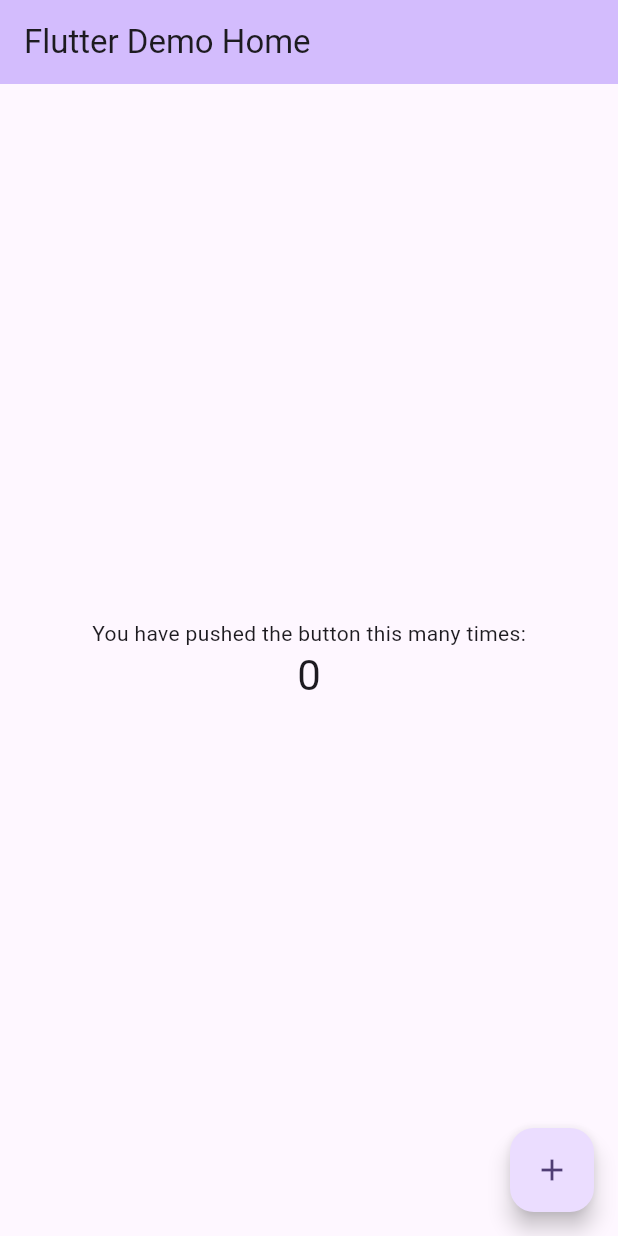
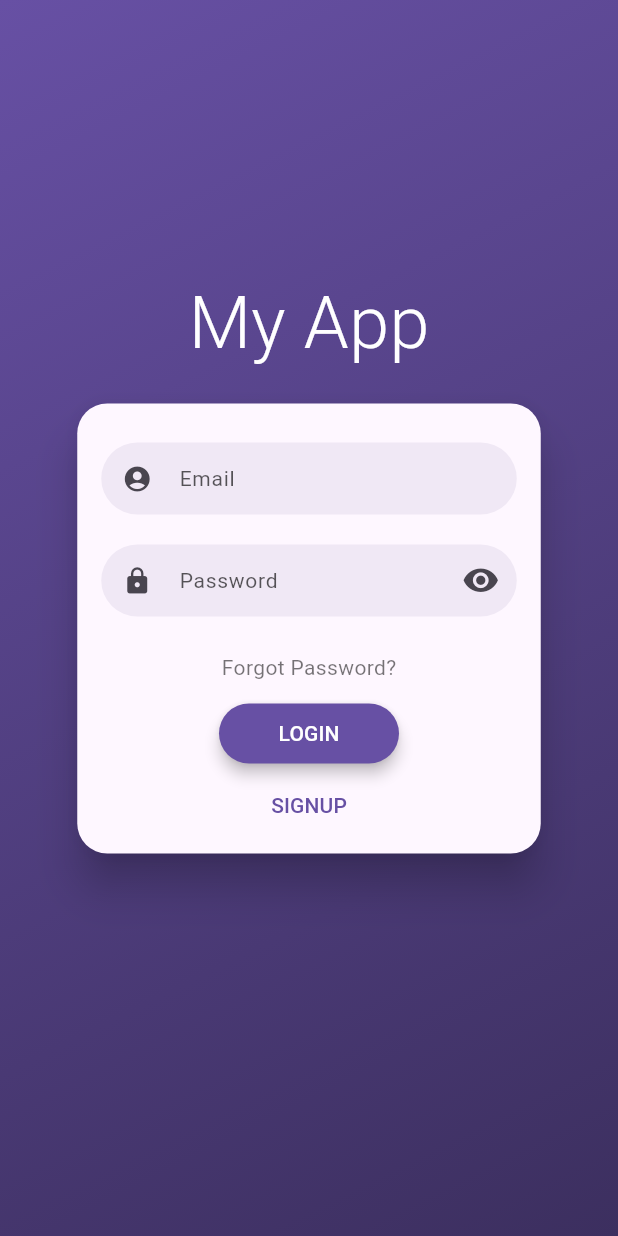
Before and after one commit to b-kami/devops_app, a Flutter app: the screen it shows after launch, on a phone screen of 412 x 824 dp. Run offline on Flutter 3.47's test engine with Material 3 defaults, Android fonts, the phone set to English and light mode, and no system bars; drawn by our look-alikes of flutter_login.

Commit message:
add login

```diff
--- /dev/null
+++ b/lib/login_screen.dart
@@ -0,0 +1,37 @@
+import 'package:flutter/material.dart';
+import 'package:flutter_login/flutter_login.dart';
+
+class LoginScreen extends StatelessWidget {
+  Duration get loginTime => Duration(milliseconds: 2250);
+
+  Future<String?> _authUser(LoginData data) {
+    // Your auth logic here
+    return Future.delayed(loginTime).then((_) {
+      if (data.name != 'user@example.com' || data.password != '12345') {
+        return 'Incorrect username or password';
+      }
+      return null;
+    });
+  }
+
+  Future<String?> _signupUser(SignupData data) {
+    return Future.delayed(loginTime).then((_) => null);
+  }
+
+  Future<String?> _recoverPassword(String name) {
+    return Future.delayed(loginTime).then((_) => null);
+  }
+
+  @override
+  Widget build(BuildContext context) {
+    return FlutterLogin(
+      title: 'My App',
+      onLogin: _authUser,
+      onSignup: _signupUser,
+      onRecoverPassword: _recoverPassword,
+      onSubmitAnimationCompleted: () {
+        Navigator.of(context).pushReplacementNamed('/home');
+      },
+    );
+  }
+}
--- a/lib/main.dart
+++ b/lib/main.dart
@@ -1,122 +1,22 @@
+import 'package:flutter_login/flutter_login.dart';
 import 'package:flutter/material.dart';
+import 'login_screen.dart';
+import 'home_page.dart';
 
 void main() {
-  runApp(const MyApp());
+  runApp(MyApp());
 }
 
 class MyApp extends StatelessWidget {
-  const MyApp({super.key});
-
-  // This widget is the root of your application.
   @override
   Widget build(BuildContext context) {
     return MaterialApp(
-      title: 'Flutter Demo',
-      theme: ThemeData(
-        // This is the theme of your application.
-        //
-        // TRY THIS: Try running your application with "flutter run". You'll see
-        // the application has a purple toolbar. Then, without quitting the app,
-        // try changing the seedColor in the colorScheme below to Colors.green
-        // and then invoke "hot reload" (save your changes or press the "hot
-        // reload" button in a Flutter-supported IDE, or press "r" if you used
-        // the command line to start the app).
-        //
-        // Notice that the counter didn't reset back to zero; the application
-        // state is not lost during the reload. To reset the state, use hot
-        // restart instead.
-        //
-        // This works for code too, not just values: Most code changes can be
-        // tested with just a hot reload.
-        colorScheme: ColorScheme.fromSeed(seedColor: Colors.deepPurple),
-      ),
-      home: const MyHomePage(title: 'Flutter Demo Home'),
+      title: 'FlutterLogin Demo',
+      initialRoute: '/',
+      routes: {
+        '/': (context) => LoginScreen(),
+        '/home': (context) => HomePage(),
+      },
     );
   }
 }
-
-class MyHomePage extends StatefulWidget {
-  const MyHomePage({super.key, required this.title});
-
-  // This widget is the home page of your application. It is stateful, meaning
-  // that it has a State object (defined below) that contains fields that affect
-  // how it looks.
-
-  // This class is the configuration for the state. It holds the values (in this
-  // case the title) provided by the parent (in this case the App widget) and
-  // used by the build method of the State. Fields in a Widget subclass are
-  // always marked "final".
-
-  final String title;
-
-  @override
-  State<MyHomePage> createState() => _MyHomePageState();
-}
-
-class _MyHomePageState extends State<MyHomePage> {
-  int _counter = 0;
-
-  void _incrementCounter() {
-    setState(() {
-      // This call to setState tells the Flutter framework that something has
-      // changed in this State, which causes it to rerun the build method below
-      // so that the display can reflect the updated values. If we changed
-      // _counter without calling setState(), then the build method would not be
-      // called again, and so nothing would appear to happen.
-      _counter++;
-    });
-  }
-
-  @override
-  Widget build(BuildContext context) {
-    // This method is rerun every time setState is called, for instance as done
-    // by the _incrementCounter method above.
-    //
-    // The Flutter framework has been optimized to make rerunning build methods
-    // fast, so that you can just rebuild anything that needs updating rather
-    // than having to individually change instances of widgets.
-    return Scaffold(
-      appBar: AppBar(
-        // TRY THIS: Try changing the color here to a specific color (to
-        // Colors.amber, perhaps?) and trigger a hot reload to see the AppBar
-        // change color while the other colors stay the same.
-        backgroundColor: Theme.of(context).colorScheme.inversePrimary,
-        // Here we take the value from the MyHomePage object that was created by
-        // the App.build method, and use it to set our appbar title.
-        title: Text(widget.title),
-      ),
-      body: Center(
-        // Center is a layout widget. It takes a single child and positions it
-        // in the middle of the parent.
-        child: Column(
-          // Column is also a layout widget. It takes a list of children and
-          // arranges them vertically. By default, it sizes itself to fit its
-          // children horizontally, and tries to be as tall as its parent.
-          //
-          // Column has various properties to control how it sizes itself and
-          // how it positions its children. Here we use mainAxisAlignment to
-          // center the children vertically; the main axis here is the vertical
-          // axis because Columns are vertical (the cross axis would be
-          // horizontal).
-          //
-          // TRY THIS: Invoke "debug painting" (choose the "Toggle Debug Paint"
-          // action in the IDE, or press "p" in the console), to see the
-          // wireframe for each widget.
-          mainAxisAlignment: MainAxisAlignment.center,
-          children: <Widget>[
-            const Text('You have pushed the button this many times:'),
-            Text(
-              '$_counter',
-              style: Theme.of(context).textTheme.headlineMedium,
-            ),
-          ],
-        ),
-      ),
-      floatingActionButton: FloatingActionButton(
-        onPressed: _incrementCounter,
-        tooltip: 'Increment',
-        child: const Icon(Icons.add),
-      ), // This trailing comma makes auto-formatting nicer for build methods.
-    );
-  }
-}
--- a/pubspec.yaml
+++ b/pubspec.yaml
@@ -31,9 +31,11 @@
   flutter:
     sdk: flutter
 
+
   # The following adds the Cupertino Icons font to your application.
   # Use with the CupertinoIcons class for iOS style icons.
   cupertino_icons: ^1.0.8
+  flutter_login: ^5.0.0
 
 dev_dependencies:
   flutter_test:
```
Also changed, not shown: lib/home_page.dart (added, +11 -0 lines), pubspec.lock, 6 other files.
